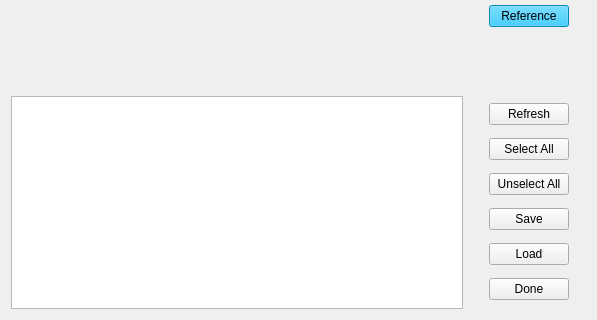
Old version of the form src/gui/qt_widgets/channel_selection_new.ui in the repository medusabci/medusa-platform; both pictures show x 0 to 597 and y 262 to 582 of the 597 by 582 pixel window.
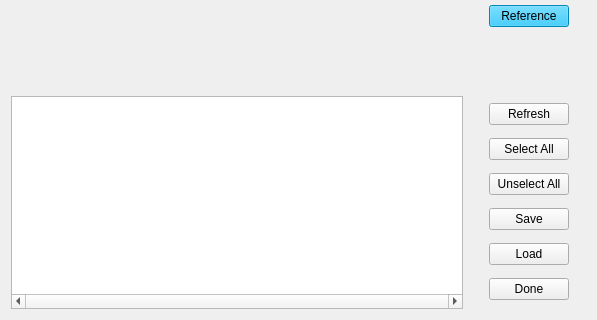
New version of the form.

Commit message: Finished general class and created LSL Channel selection widget

```diff
--- a/src/gui/qt_widgets/channel_selection_new.ui
+++ b/src/gui/qt_widgets/channel_selection_new.ui
@@ -164,6 +164,8 @@
     </spacer>
    </item>
    <item row="2" column="0">
+    <layout class="QVBoxLayout" name="verticalLayout_3">
+     <item>
     <layout class="QHBoxLayout" name="horizontalLayout">
      <item>
       <widget class="QTableWidget" name="channels_table">
@@ -173,12 +175,30 @@
          <verstretch>0</verstretch>
         </sizepolicy>
        </property>
+         <property name="horizontalScrollBarPolicy">
+          <enum>Qt::ScrollBarAlwaysOn</enum>
+         </property>
+         <property name="sizeAdjustPolicy">
+          <enum>QAbstractScrollArea::AdjustToContentsOnFirstShow</enum>
+         </property>
+         <property name="autoScrollMargin">
+          <number>16</number>
+         </property>
        <property name="editTriggers">
         <set>QAbstractItemView::DoubleClicked</set>
        </property>
        <property name="alternatingRowColors">
         <bool>false</bool>
        </property>
+         <property name="horizontalScrollMode">
+          <enum>QAbstractItemView::ScrollPerItem</enum>
+         </property>
+         <attribute name="horizontalHeaderMinimumSectionSize">
+          <number>150</number>
+         </attribute>
+         <attribute name="horizontalHeaderDefaultSectionSize">
+          <number>200</number>
+         </attribute>
       </widget>
      </item>
      <item>
@@ -193,6 +213,8 @@
         </size>
        </property>
       </spacer>
+       </item>
+      </layout>
      </item>
     </layout>
    </item>
```
Lines whose indentation alone changed are shown as unchanged. The commit also changes 1 other file.
